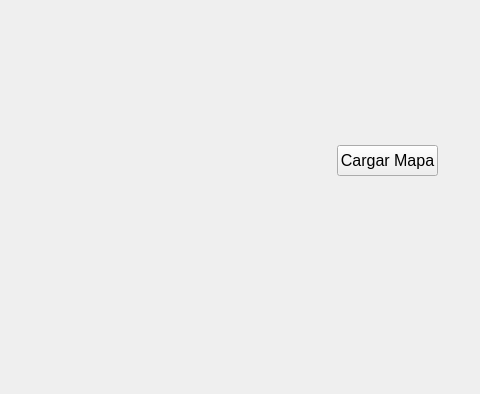
Above: ui/interfaceGUI.ui from DEGED/Monaco before the change; both pictures show x 373 to 853 and y 155 to 549 of the 853 by 549 pixel window. Below: the same form after it.
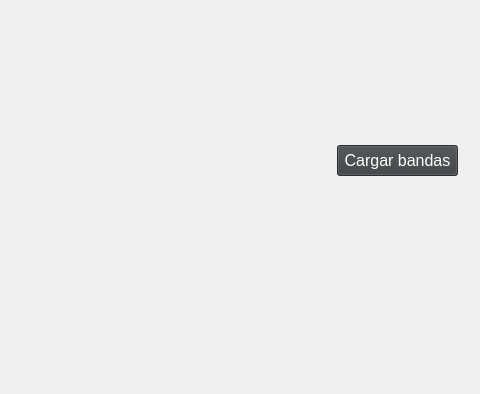
That is the form after the change. Icons and pictures are not drawn.

What changed in the file:
```diff
--- a/ui/interfaceGUI.ui
+++ b/ui/interfaceGUI.ui
@@ -61,7 +61,7 @@
     <rect>
      <x>710</x>
      <y>300</y>
-     <width>101</width>
+     <width>121</width>
      <height>31</height>
     </rect>
    </property>
@@ -70,8 +70,12 @@
      <pointsize>12</pointsize>
     </font>
    </property>
+   <property name="styleSheet">
+    <string notr="true">background-color: rgb(60, 63, 65);
+color: rgb(255, 255, 255);</string>
+   </property>
    <property name="text">
-    <string>Cargar Mapa</string>
+    <string>Cargar bandas</string>
    </property>
   </widget>
   <widget class="QLabel" name="title">
```
